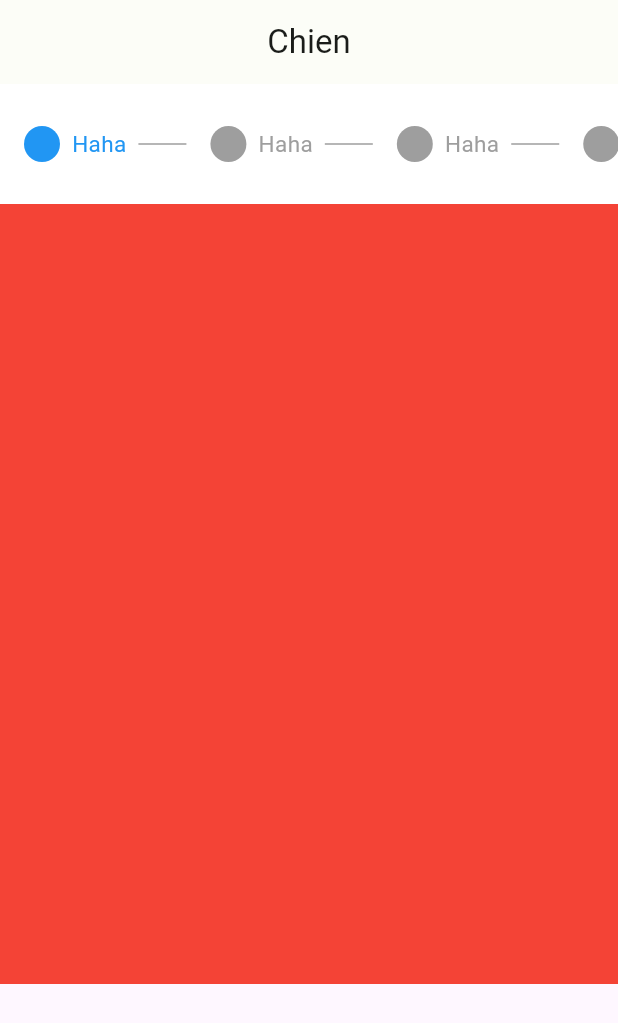
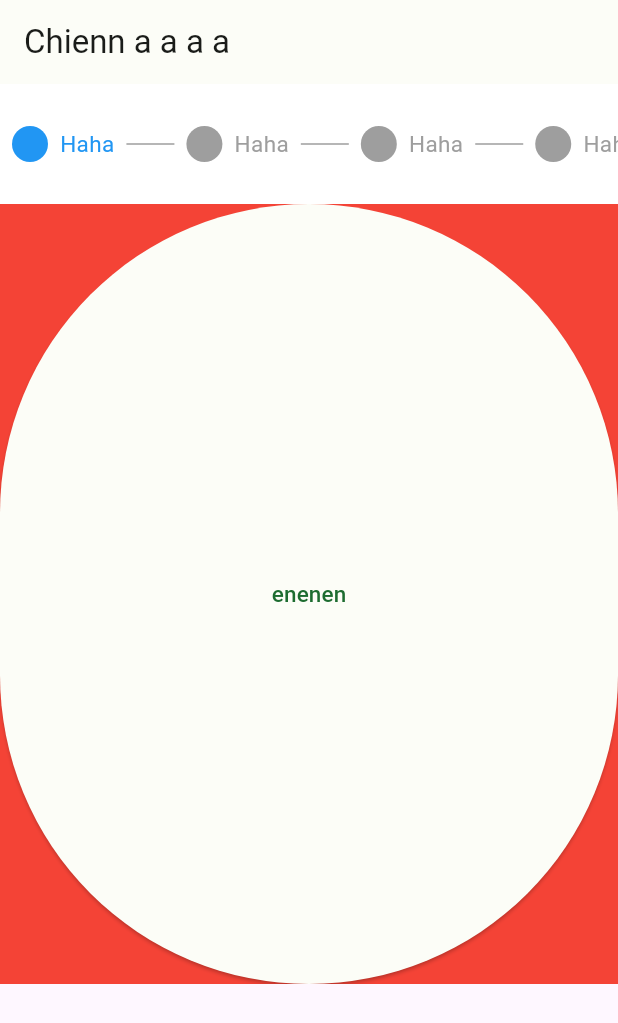
Before and after one commit to caovanchien091/project_one, a Flutter app: the screen it shows after launch, on a phone screen of 412 x 824 dp. Shown: the top 1023 px of the screen. Run offline on Flutter 3.47's test engine with Material 2 defaults, Android fonts, the phone set to English and light mode, and no system bars; our stand-ins replace dio, flutter_bloc, get_it, hive_flutter; accounts and stored records are empty.

Commit message:
Final StepBar

```diff
--- a/lib/src/screen/home/home_screen.dart
+++ b/lib/src/screen/home/home_screen.dart
@@ -11,13 +11,47 @@ class HomeScreen extends StatefulWidget {
 }
 
 class _HomeScreenState extends State<HomeScreen> {
+  var controller = StepController(
+    panelController: PageController(),
+    stepController: ScrollController(),
+  );
+
   @override
   Widget build(BuildContext context) {
-    var controller = StepController();
-
     return StepBarWidget(
       controller: controller,
+      appBar: AppBar(
+        title: Text('Chienn a a a a '),
+      ),
+      icon: const Icon(
+        Icons.check,
+        color: Colors.white,
+      ),
+      iconPadding: 4,
       steps: [
+        StepModel(
+          label: 'Haha',
+          panel: Container(
+            child: ElevatedButton(
+              child: Text("enenen"),
+              onPressed: () {
+                controller.goToNextPage();
+              },
+            ),
+          ),
+        ),
+        StepModel(
+          label: 'Haha',
+          panel: Container(),
+        ),
+        StepModel(
+          label: 'Haha',
+          panel: Container(),
+        ),
+        StepModel(
+          label: 'Haha',
+          panel: Container(),
+        ),
         StepModel(
           label: 'Haha',
           panel: Container(),
@@ -39,14 +73,6 @@ class _HomeScreenState extends State<HomeScreen> {
           panel: Container(),
         ),
       ],
-      child: Center(
-        child: ElevatedButton(
-          child: Text("enenen"),
-          onPressed: () {
-            controller.listeners[4]?.call(controller.stepController);
-          },
-        ),
-      ),
     );
   }
 }
--- /dev/null
+++ b/module/share/widget/lib/src/app_bar/stepper/common/function_define.dart
@@ -0,0 +1,7 @@
+import 'package:flutter/material.dart';
+import 'package:widget/widget.dart';
+
+typedef StepBuilder = Widget Function(StepStatus);
+typedef StepListener = Function(ScrollController);
+typedef StepBottomBuilder = Function(int index, int total);
+typedef StepRebuild = void Function(void Function());
--- a/module/share/widget/lib/src/app_bar/stepper/model/step_controller.dart
+++ /dev/null
@@ -1,43 +0,0 @@
-import 'package:core/core.dart';
-import 'package:flutter/material.dart';
-import 'package:widget/widget.dart';
-
-class StepController {
-  StepController({
-    ScrollController? stepController,
-    PageController? panelController,
-  }) {
-    this.stepController = stepController.letNonNull(
-      nonNull: (controller) => controller,
-      orElse: () => ScrollController(),
-    );
-    this.panelController = panelController.letNonNull(
-      nonNull: (controller) => controller,
-      orElse: () => PageController(),
-    );
-  }
-
-  int currentIndex = 0;
-  double shrinkOffset = 0;
-  List<StepModel> steps = [];
-  Map<int, dynamic> listeners = {};
-  late ScrollController stepController;
-  late PageController panelController;
-
-  dynamic listener(int index) {
-    return listeners[index];
-  }
-
-  void addListener({
-    required int index,
-    required Function(ScrollController) listener,
-  }) {
-    if (listeners.containsKey(index)) {
-      listeners[index] = listener;
-    } else {
-      listeners.addAll({
-        index: listener,
-      });
-    }
-  }
-}
--- a/module/share/widget/lib/src/app_bar/stepper/model/step_model.dart
+++ b/module/share/widget/lib/src/app_bar/stepper/model/step_model.dart
@@ -1,13 +1,17 @@
 import 'package:flutter/material.dart';
+import 'package:widget/widget.dart';
 
 class StepModel {
   StepModel({
     this.labelStyle,
+    this.icon,
     required this.label,
     required this.panel,
   });
 
+  final Widget? icon;
   final String label;
   final TextStyle? labelStyle;
   final Widget panel;
+  StepListener? listener;
 }
--- a/module/share/widget/lib/src/app_bar/stepper/step_bar_widget.dart
+++ b/module/share/widget/lib/src/app_bar/stepper/step_bar_widget.dart
@@ -1,33 +1,82 @@
-import 'dart:math';
 import 'dart:ui';
 
 import 'package:flutter/material.dart';
 import 'package:widget/widget.dart';
 
-class StepBarWidget extends StatelessWidget {
+class StepBarWidget extends StatefulWidget {
   const StepBarWidget({
     Key? key,
-    this.child,
+    this.icon,
     this.topSize = 56,
     this.bottomSize = 80,
+    this.backgroundColor = Colors.white,
+    this.completeColor = Colors.blue,
+    this.selectedColor = Colors.blue,
+    this.remainColor = Colors.grey,
+    this.labelStyle = const TextStyle(),
+    this.lineWidth = 32,
+    this.lineThickness = 1,
+    this.iconSize = 24,
+    this.iconPadding = 0,
+    this.space = 8,
     required this.steps,
     required this.controller,
+    required this.appBar,
+    this.iconBuilder,
+    this.titleBuilder,
+    this.lineBuilder,
+    this.bottomBuilder,
   }) : super(key: key);
 
   final double topSize;
   final double bottomSize;
-  final Widget? child;
   final List<StepModel> steps;
   final StepController controller;
+  final Widget? icon;
+  final Color completeColor;
+  final Color selectedColor;
+  final Color remainColor;
+  final Color backgroundColor;
+  final TextStyle labelStyle;
+  final double lineWidth;
+  final double lineThickness;
+  final double iconSize;
+  final double iconPadding;
+  final double space;
+  final Widget appBar;
+  final StepBuilder? iconBuilder;
+  final StepBuilder? titleBuilder;
+  final StepBuilder? lineBuilder;
+  final StepBottomBuilder? bottomBuilder;
 
   @override
+  State<StepBarWidget> createState() => _StepBarWidgetState();
+}
+
+class _StepBarWidgetState extends State<StepBarWidget> {
+  @override
   Widget build(BuildContext context) {
-    controller.steps = steps;
+    widget.controller.steps = widget.steps;
 
-    return StepInherited(
-      controller: controller,
+    return Scaffold(
+      body: StepInherited(
+        controller: widget.controller,
+        iconBuilder: widget.iconBuilder,
+        titleBuilder: widget.titleBuilder,
+        lineBuilder: widget.lineBuilder,
+        completeColor: widget.completeColor,
+        selectedColor: widget.selectedColor,
+        remainColor: widget.remainColor,
+        backgroundColor: widget.backgroundColor,
+        labelStyle: widget.labelStyle,
+        lineWidth: widget.lineWidth,
+        lineThickness: widget.lineThickness,
+        iconSize: widget.iconSize,
+        iconPadding: widget.iconPadding,
+        space: widget.space,
+        icon: widget.icon,
+        appBar: widget.appBar,
         child: CustomScrollView(
-        controller: panelController,
           slivers: [
             StepHeaderWidget(
               delegate: StepHeaderDelegate(
@@ -43,15 +92,15 @@ class StepBarWidget extends StatelessWidget {
                 ),
                 child: PageView(
                   controller: panelController,
-                // physics: const NeverScrollableScrollPhysics(),
-                onPageChanged: (index) {
-                  // Todo: On scroll step to index
-                  controller.listener(index)?.call(stepController);
-                },
+                  physics: const NeverScrollableScrollPhysics(),
+                  onPageChanged: (index) => controller.listenerPageSwitch(
+                    index: index,
+                    state: setState,
+                  ),
                   children: List.generate(stepLength, (index) {
                     return Container(
                       color: Colors.primaries[index],
-                    child: steps[index].panel,
+                      child: widget.steps[index].panel,
                     );
                   }),
                 ),
@@ -59,26 +108,33 @@ class StepBarWidget extends StatelessWidget {
             )
           ],
         ),
+      ),
+      bottomSheet: widget.bottomBuilder?.call(
+        controller.currentIndex,
+        controller.steps.length,
+      ),
     );
   }
 }
 
-extension _StepBarScreenSize on StepBarWidget {
+extension _StepBarScreenSize on _StepBarWidgetState {
   Size get screenSize => MediaQueryData.fromWindow(window).size;
 
   EdgeInsets get screenPadding => MediaQueryData.fromWindow(window).padding;
 }
 
-extension _StepBarCaculator on StepBarWidget {
-  int get stepLength => controller.steps.length;
+extension _StepBarCaculator on _StepBarWidgetState {
+  int get stepLength => widget.controller.steps.length;
 
-  double get minExtent => bottomSize + screenPadding.top;
+  double get minExtent => widget.bottomSize + screenPadding.top;
 
-  double get maxExtent => topSize + minExtent;
+  double get maxExtent => widget.topSize + minExtent;
 
   double get bodyExtent => screenSize.height - minExtent;
 
-  ScrollController get stepController => controller.stepController;
+  StepController get controller => widget.controller;
 
-  PageController get panelController => controller.panelController;
+  ScrollController get stepController => widget.controller.stepController;
+
+  PageController get panelController => widget.controller.panelController;
 }
--- a/module/share/widget/lib/src/app_bar/stepper/widget/step_inherited.dart
+++ b/module/share/widget/lib/src/app_bar/stepper/widget/step_inherited.dart
@@ -6,9 +6,39 @@ class StepInherited extends InheritedWidget {
     Key? key,
     required Widget child,
     required this.controller,
+    this.iconBuilder,
+    this.titleBuilder,
+    this.lineBuilder,
+    this.icon,
+    required this.backgroundColor,
+    required this.completeColor,
+    required this.selectedColor,
+    required this.remainColor,
+    required this.labelStyle,
+    required this.lineWidth,
+    required this.lineThickness,
+    required this.iconSize,
+    required this.iconPadding,
+    required this.space,
+    required this.appBar,
   }) : super(key: key, child: child);
 
+  final Widget? icon;
   final StepController controller;
+  final Color completeColor;
+  final Color selectedColor;
+  final Color remainColor;
+  final Color backgroundColor;
+  final TextStyle labelStyle;
+  final double lineWidth;
+  final double lineThickness;
+  final double iconSize;
+  final double iconPadding;
+  final double space;
+  final Widget appBar;
+  final StepBuilder? iconBuilder;
+  final StepBuilder? titleBuilder;
+  final StepBuilder? lineBuilder;
 
   static StepInherited of(BuildContext context) {
     return context.dependOnInheritedWidgetOfExactType<StepInherited>() as StepInherited;
--- a/module/share/widget/lib/src/app_bar/stepper/widget/step_item.dart
+++ b/module/share/widget/lib/src/app_bar/stepper/widget/step_item.dart
@@ -1,7 +1,7 @@
 import 'package:flutter/material.dart';
 import 'package:widget/widget.dart';
 
-typedef StepBuilder = Widget Function(StepStatus);
+
 
 class StepItem extends StatelessWidget {
   const StepItem({
@@ -10,24 +10,26 @@ class StepItem extends StatelessWidget {
     this.iconBuilder,
     this.titleBuilder,
     this.lineBuilder,
+    required this.step,
+    required this.currentIndex,
     required this.index,
-    required this.currentIndex,
     required this.totalIndex,
     required this.labelContent,
-    this.completeColor = Colors.blue,
-    this.selectedColor = Colors.blue,
-    this.remainColor = Colors.grey,
-    this.labelStyle = const TextStyle(),
-    this.lineWidth = 32,
-    this.lineThickness = 1,
-    this.iconSize = 24,
-    this.iconPadding = 0,
-    this.space = 8,
+    required this.completeColor,
+    required this.selectedColor,
+    required this.remainColor,
+    required this.labelStyle,
+    required this.lineWidth,
+    required this.lineThickness,
+    required this.iconSize,
+    required this.iconPadding,
+    required this.space,
   }) : super(key: key);
 
+  final StepModel step;
   final int index;
+  final int totalIndex;
   final int currentIndex;
-  final int totalIndex;
   final Color completeColor;
   final Color selectedColor;
   final Color remainColor;
@@ -43,18 +45,21 @@ class StepItem extends StatelessWidget {
   final StepBuilder? titleBuilder;
   final StepBuilder? lineBuilder;
 
-  StepController controller(BuildContext context) {
-    return StepInherited.of(context).controller;
-  }
-
   @override
   Widget build(BuildContext context) {
-    controller(context).addListener(
-      index: index,
-      listener: (controller) {
-        print(index);
-      },
-    );
+    step.listener = (controller) {
+      var renderBox = findRender(context);
+      if (renderBox != null) {
+        controller.position.ensureVisible(
+          renderBox,
+          alignment: 0.5,
+          curve: Curves.ease,
+          duration: const Duration(
+            milliseconds: 200,
+          ),
+        );
+      }
+    };
 
     return Row(
       children: [
@@ -99,7 +104,16 @@ class StepItem extends StatelessWidget {
       ),
       child: FittedBox(
         fit: BoxFit.fill,
-        child: icon,
+        child: AnimatedSwitcher(
+          duration: const Duration(
+            milliseconds: 200,
+          ),
+          child: status(
+            onSelect: null,
+            onRemain: null,
+            onComplete: icon,
+          ),
+        ),
       ),
     );
   }
@@ -170,4 +184,8 @@ class StepItem extends StatelessWidget {
 
     return onRemain;
   }
+
+  RenderBox? findRender(BuildContext context) {
+    return context.findRenderObject() as RenderBox?;
+  }
 }
--- a/module/share/widget/lib/widget.dart
+++ b/module/share/widget/lib/widget.dart
@@ -19,10 +19,11 @@ export 'src/size_render/size_render_widget.dart';
 // Size Render
 // =============================================================================
 
-export 'src/app_bar/stepper/model/step_controller.dart';
+export 'src/app_bar/stepper/controller/step_controller.dart';
 export 'src/app_bar/stepper/model/step_model.dart';
 export 'src/app_bar/stepper/model/step_status.dart';
 export 'src/app_bar/stepper/widget/step_header_widget.dart';
 export 'src/app_bar/stepper/widget/step_inherited.dart';
 export 'src/app_bar/stepper/widget/step_item.dart';
 export 'src/app_bar/stepper/step_bar_widget.dart';
+export 'src/app_bar/stepper/common/function_define.dart';
```
Also changed, not shown: module/share/widget/lib/src/app_bar/stepper/controller/step_controller.dart (added, +73 -0 lines), module/share/widget/lib/src/app_bar/stepper/widget/step_header_widget.dart (+21 -8 lines). Lines whose indentation alone changed are shown as unchanged.
